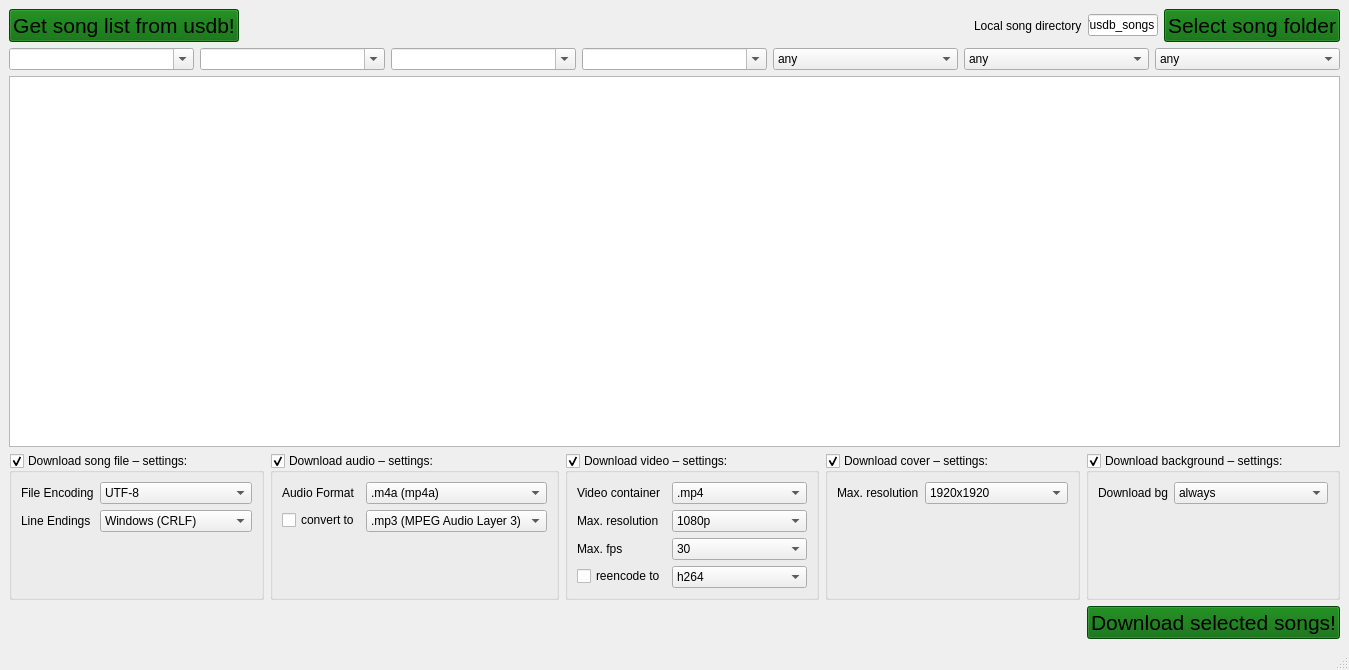
Qt form QUMainWindow.ui (bohning/usdb_syncer) before a commit.
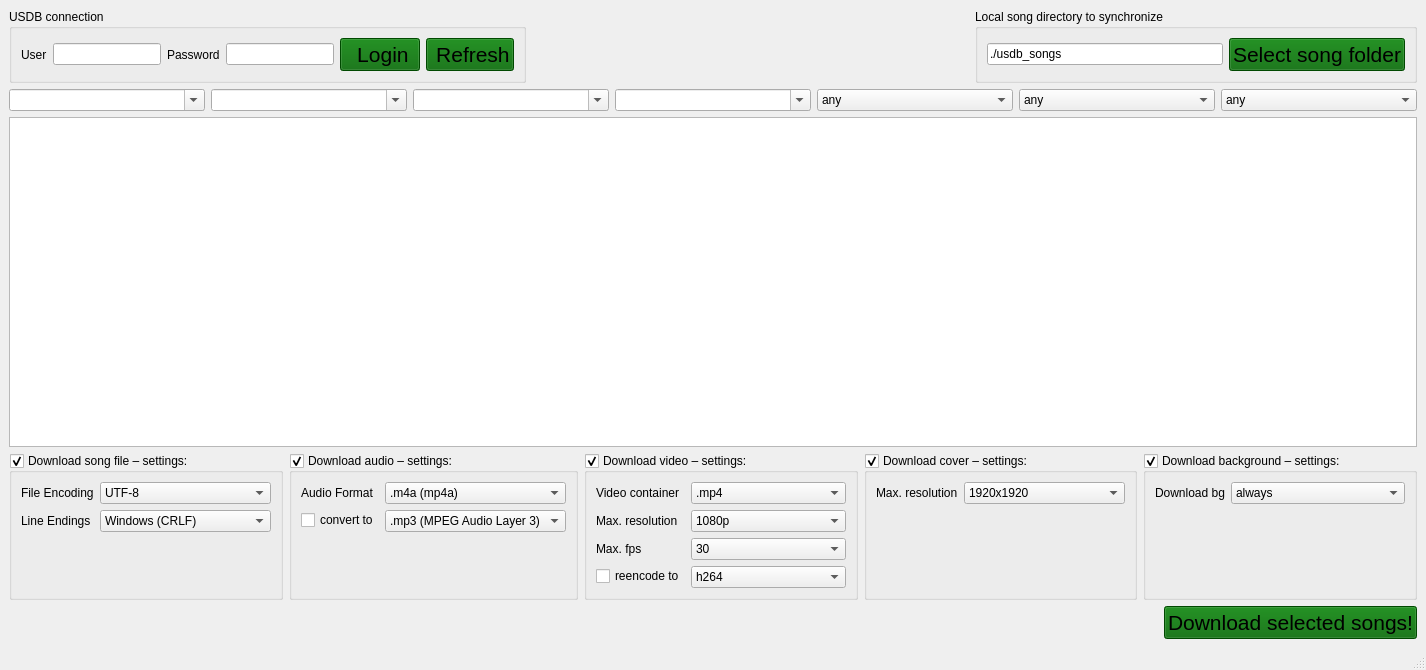
The same form after that commit. Icons and pictures are not drawn.

Commit message:
Added user/pass field to GUI
Instead of specifying the PHPSESSID manually, the user can now log into usdb via user/pass in the GUI.

Diff of the .ui file:
```diff
--- a/QUMainWindow.ui
+++ b/QUMainWindow.ui
@@ -6,7 +6,7 @@
    <rect>
     <x>0</x>
     <y>0</y>
-    <width>1349</width>
+    <width>1426</width>
     <height>670</height>
    </rect>
   </property>
@@ -16,9 +16,39 @@
   <widget class="QWidget" name="centralwidget">
    <layout class="QVBoxLayout" name="verticalLayout">
     <item>
+     <layout class="QHBoxLayout" name="horizontalLayout_3">
+      <item>
+       <widget class="QGroupBox" name="groupBox">
+        <property name="title">
+         <string>USDB connection</string>
+        </property>
      <layout class="QHBoxLayout" name="horizontalLayout_2">
       <item>
-       <widget class="QPushButton" name="pushButton_getAvailableSongs">
+          <widget class="QLabel" name="label_username">
+           <property name="text">
+            <string>User</string>
+           </property>
+          </widget>
+         </item>
+         <item>
+          <widget class="QLineEdit" name="lineEdit_user"/>
+         </item>
+         <item>
+          <widget class="QLabel" name="label_password">
+           <property name="text">
+            <string>Password</string>
+           </property>
+          </widget>
+         </item>
+         <item>
+          <widget class="QLineEdit" name="lineEdit_password">
+           <property name="echoMode">
+            <enum>QLineEdit::Password</enum>
+           </property>
+          </widget>
+         </item>
+         <item>
+          <widget class="QPushButton" name="pushButton_login">
         <property name="font">
          <font>
           <pointsize>16</pointsize>
@@ -28,12 +58,34 @@
          <string notr="true">background-color: rgb(0, 102, 0);</string>
         </property>
         <property name="text">
-         <string>Get song list from usdb!</string>
+            <string> Login</string>
         </property>
         <property name="icon">
-         <iconset resource="resources.qrc">
-          <normaloff>:/icons/resources/audio.png</normaloff>:/icons/resources/audio.png</iconset>
-        </property>
+            <iconset resource="../us/usdb_dl_gui/resources.qrc">
+             <normaloff>:/icons/resources/faviconUSDB.ico</normaloff>:/icons/resources/faviconUSDB.ico</iconset>
+           </property>
+          </widget>
+         </item>
+         <item>
+          <widget class="QPushButton" name="pushButton_refresh">
+           <property name="font">
+            <font>
+             <pointsize>16</pointsize>
+            </font>
+           </property>
+           <property name="styleSheet">
+            <string notr="true">background-color: rgb(0, 102, 0);</string>
+           </property>
+           <property name="text">
+            <string> Refresh</string>
+           </property>
+           <property name="icon">
+            <iconset resource="../us/usdb_dl_gui/resources.qrc">
+             <normaloff>:/icons/resources/faviconUSDB.ico</normaloff>:/icons/resources/faviconUSDB.ico</iconset>
+           </property>
+          </widget>
+         </item>
+        </layout>
        </widget>
       </item>
       <item>
@@ -43,19 +95,18 @@
         </property>
         <property name="sizeHint" stdset="0">
          <size>
-          <width>768</width>
+          <width>358</width>
           <height>20</height>
          </size>
         </property>
        </spacer>
       </item>
       <item>
-       <widget class="QLabel" name="label_9">
-        <property name="text">
-         <string>Local song directory</string>
+       <widget class="QGroupBox" name="groupBox_2">
+        <property name="title">
+         <string>Local song directory to synchronize</string>
         </property>
-       </widget>
-      </item>
+        <layout class="QHBoxLayout" name="horizontalLayout_4">
       <item>
        <widget class="QLineEdit" name="lineEdit_song_dir">
         <property name="text">
@@ -82,6 +133,9 @@
        </widget>
       </item>
      </layout>
+       </widget>
+      </item>
+     </layout>
     </item>
     <item>
      <layout class="QHBoxLayout" name="horizontalLayout_6">
```
Left out of the diff: 4 changed lines with no effect on the pictures. Lines whose indentation alone changed are shown as unchanged. The commit also changes 2 other files.
